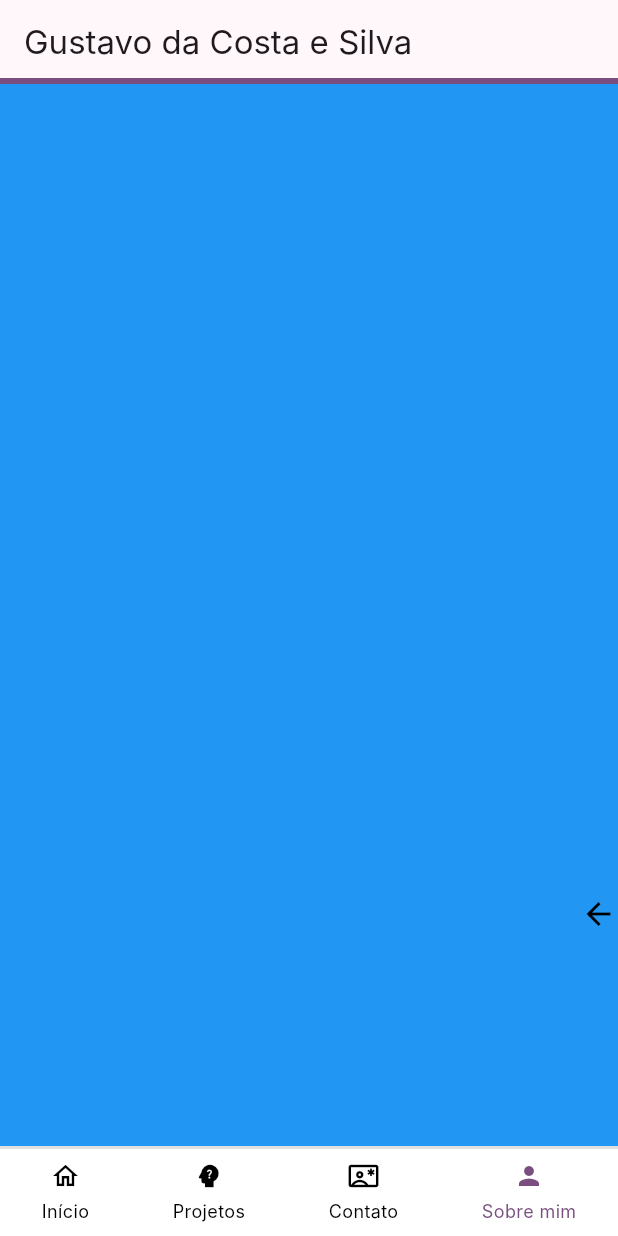
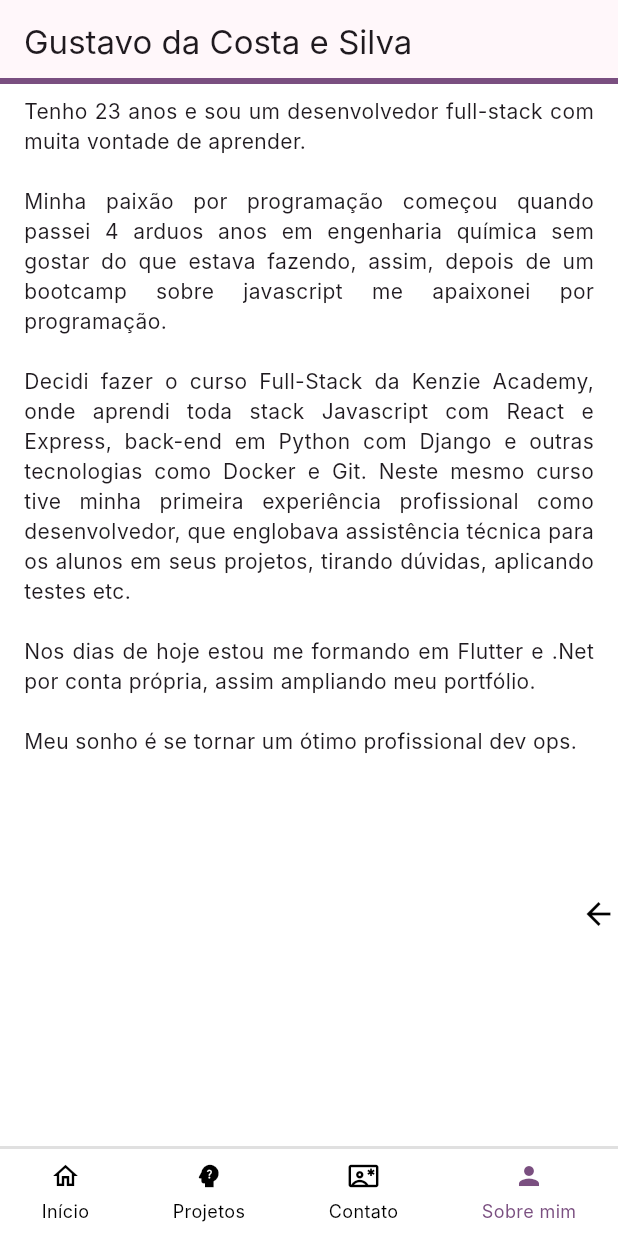
Before and after one commit to GusBTB/portfolio_flutter, a Flutter app: the screen it shows after launch, swiped to page 4, on a phone screen of 412 x 824 dp. Run offline on Flutter 3.47's test engine with Material 2 defaults, Android fonts, the phone set to English and light mode, and no system bars; drawn by our look-alikes of liquid_swipe; our stand-ins replace animated_text_kit, carousel_slider, flutter_svg, fluttertoast, font_awesome_flutter, google_fonts and 1 more; Roboto replaces fonts that are missing (Inter).

Commit message:
Mobile MVP done

```diff
--- a/lib/components/contact_cards.dart
+++ b/lib/components/contact_cards.dart
@@ -239,34 +239,35 @@ class _ContactCardsState extends State<ContactCards> {
                       ),
                     ),
                   ),
+                  Text(
+                    "Vamos conversar",
+                    style: GoogleFonts.karla(
+                      textStyle: const TextStyle(
+                        // height: 0.8,
+                        color: Colors.black,
+                        fontSize: 15,
+                        fontWeight: FontWeight.w400,
+                      ),
+                    ),
+                  ),
                   MouseRegion(
+                    cursor: SystemMouseCursors.click,
                     child: GestureDetector(
                       onTap: () async {
                         await launchUrl(
                             Uri.parse('https://wa.me/5511972750808'));
                       },
                       child: Text(
-                        "Vamos conversar",
+                        "Mandar mensagem",
                         style: GoogleFonts.karla(
                           textStyle: const TextStyle(
                             // height: 0.8,
                             color: Colors.black,
                             fontSize: 15,
+                            decoration: TextDecoration.underline,
                             fontWeight: FontWeight.w400,
                           ),
                         ),
-                      ),
-                    ),
-                  ),
-                  Text(
-                    "Mandar mensagem",
-                    style: GoogleFonts.karla(
-                      textStyle: const TextStyle(
-                        // height: 0.8,
-                        color: Colors.black,
-                        fontSize: 15,
-                        decoration: TextDecoration.underline,
-                        fontWeight: FontWeight.w400,
                       ),
                     ),
                   )
--- a/lib/pages/about_me.dart
+++ b/lib/pages/about_me.dart
@@ -0,0 +1,26 @@
+import 'package:flutter/material.dart';
+import 'package:portfolio/utils/utils.dart' as utils;
+
+class AboutMe extends StatelessWidget {
+  const AboutMe({super.key});
+
+  @override
+  Widget build(BuildContext context) {
+    var ut = utils.Utils();
+    Size size = MediaQuery.of(context).size;
+    return Container(
+      color: Colors.white,
+      padding: EdgeInsets.symmetric(
+          vertical: 8, horizontal: (size.width - ut.recoverSize(context)) / 2),
+      height: size.height,
+      width: size.width,
+      child: ListView(children: const [
+        Text(
+          "Tenho 23 anos e sou um desenvolvedor full-stack com muita vontade de aprender.\n\nMinha paixão por programação começou quando passei 4 arduos anos em engenharia química sem gostar do que estava fazendo, assim, depois de um bootcamp sobre javascript me apaixonei por programação.\n\nDecidi fazer o curso Full-Stack da Kenzie Academy, onde aprendi toda stack Javascript com React e Express, back-end em Python com Django e outras tecnologias como Docker e Git. Neste mesmo curso tive minha primeira experiência profissional como desenvolvedor, que englobava assistência técnica para os alunos em seus projetos, tirando dúvidas, aplicando testes etc.\n\nNos dias de hoje estou me formando em Flutter e .Net por conta própria, assim ampliando meu portfólio.\n\nMeu sonho é se tornar um ótimo profissional dev ops.",
+          softWrap: true,
+          textAlign: TextAlign.justify,
+        ),
+      ]),
+    );
+  }
+}
--- a/lib/pages/home.dart
+++ b/lib/pages/home.dart
@@ -1,5 +1,6 @@
 import 'package:flutter/material.dart';
 import 'package:portfolio/components/header.dart';
+import 'package:portfolio/pages/about_me.dart';
 import 'package:portfolio/pages/contacts.dart';
 import 'package:portfolio/pages/landing.dart';
 import 'package:liquid_swipe/liquid_swipe.dart';
@@ -48,9 +49,7 @@ class _MyHomePageState extends State<MyHomePage> {
                       ),
                       const Projects(),
                       const Contact(),
-                      Container(
-                        color: Colors.blue,
-                      ),
+                      const AboutMe()
                     ]),
               ),
             ],
```
